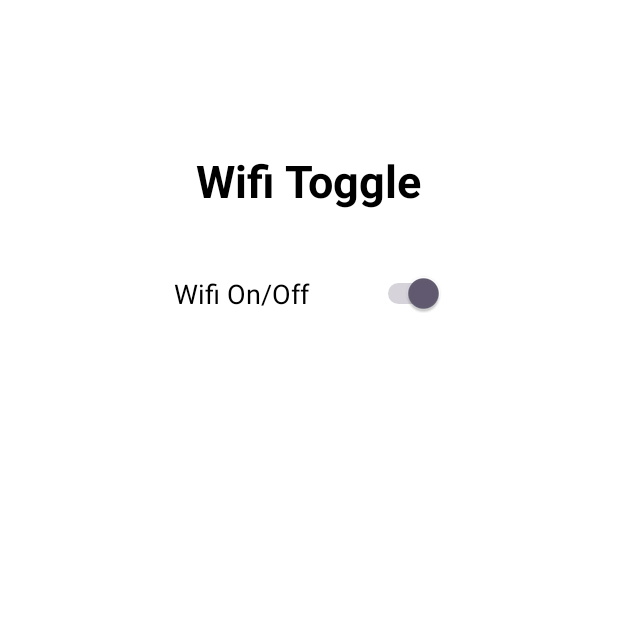
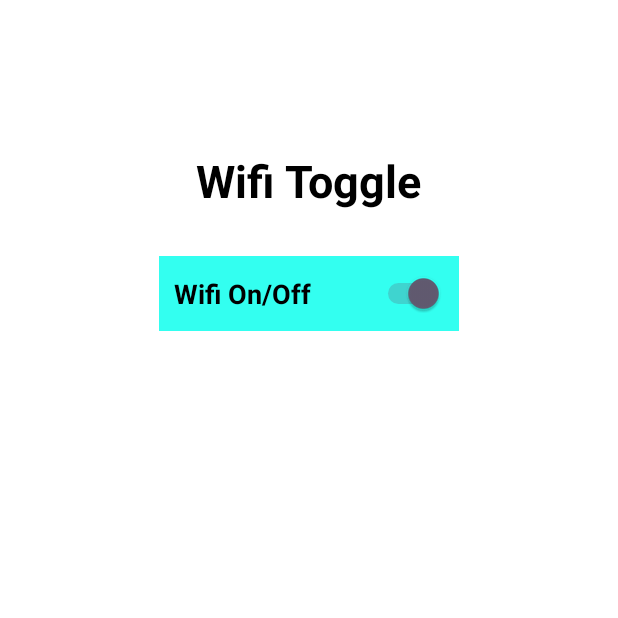
Before and after one commit to Shahroz5373/Toggle-Wifi-App, an Android app: the screen it shows after launch (MainActivity), on a phone screen of 412 x 824 dp, the top half of it. Run offline under Robolectric (Android 15) with nearby library versions, the phone set to English and light mode, and no system bars.

Commit message:
"Final Commit"

```diff
--- a/app/src/main/res/layout/activity_main.xml
+++ b/app/src/main/res/layout/activity_main.xml
@@ -26,9 +26,10 @@
         android:layout_width="200dp"
         android:layout_height="50dp"
         android:saveEnabled="true"
+        android:background="#33fff0"
         android:layout_below="@id/text"
         android:textColor="@color/black"
-        android:shadowColor="#33fff0"
+        android:textStyle="bold"
         android:layout_centerHorizontal="true"
         android:padding="10dp"
         android:layout_marginBottom="30dp"
```
